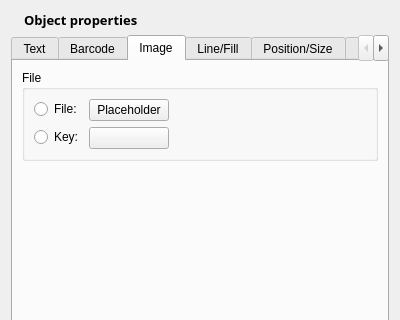
First picture: the form in glabels/ui/ObjectEditor.ui, repository jimevins/glabels-qt, before the edit; both pictures show x 0 to 400 and y 0 to 320 of the 400 by 853 pixel window.
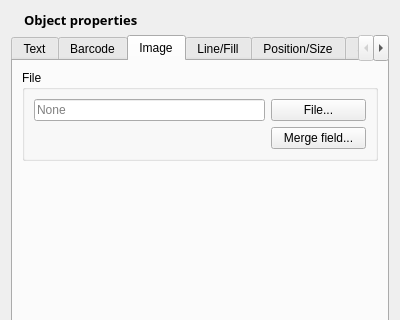
Second picture: the form after the edit. The open tabs and pages were chosen to show the change. Icons and pictures are not drawn. Custom widgets are drawn as their Qt base class.

Commit message: Added basic image object functionality.

```diff
--- a/glabels/ui/ObjectEditor.ui
+++ b/glabels/ui/ObjectEditor.ui
@@ -759,19 +759,6 @@
        <string>Image</string>
       </attribute>
       <layout class="QGridLayout" name="gridLayout_13">
-       <item row="1" column="0">
-        <spacer name="verticalSpacer_3">
-         <property name="orientation">
-          <enum>Qt::Vertical</enum>
-         </property>
-         <property name="sizeHint" stdset="0">
-          <size>
-           <width>20</width>
-           <height>646</height>
-          </size>
-         </property>
-        </spacer>
-       </item>
        <item row="0" column="0">
         <widget class="QGroupBox" name="groupBox_9">
          <property name="title">
@@ -780,52 +767,75 @@
          <layout class="QGridLayout" name="gridLayout_12">
           <item row="0" column="0">
            <layout class="QFormLayout" name="formLayout_8">
-            <item row="0" column="0">
-             <widget class="QRadioButton" name="imageFileRadio">
-              <property name="text">
-               <string>File:</string>
-              </property>
-             </widget>
-            </item>
-            <item row="0" column="1">
-             <widget class="QPushButton" name="pushButton_17">
-              <property name="text">
-               <string>Placeholder</string>
-              </property>
-             </widget>
-            </item>
-            <item row="1" column="0">
-             <widget class="QRadioButton" name="imageKeyRadio">
-              <property name="text">
-               <string>Key:</string>
-              </property>
-             </widget>
-            </item>
+            <property name="fieldGrowthPolicy">
+             <enum>QFormLayout::AllNonFixedFieldsGrow</enum>
+            </property>
             <item row="1" column="1">
-             <widget class="FieldButton" name="imageFieldButton">
+             <widget class="QPushButton" name="imageFileButton">
+              <property name="sizePolicy">
+               <sizepolicy hsizetype="Minimum" vsizetype="Fixed">
+                <horstretch>0</horstretch>
+                <verstretch>0</verstretch>
+               </sizepolicy>
+              </property>
               <property name="text">
-               <string/>
+               <string>File...</string>
+              </property>
+             </widget>
+            </item>
+            <item row="2" column="1">
+             <widget class="FieldButton" name="imageMergeFieldButton">
+              <property name="sizePolicy">
+               <sizepolicy hsizetype="Minimum" vsizetype="Fixed">
+                <horstretch>0</horstretch>
+                <verstretch>0</verstretch>
+               </sizepolicy>
+              </property>
+              <property name="text">
+               <string>Merge field...</string>
+              </property>
+             </widget>
+            </item>
+            <item row="1" column="0">
+             <widget class="QLineEdit" name="imageFilenameLineEdit">
+              <property name="sizePolicy">
+               <sizepolicy hsizetype="Expanding" vsizetype="Fixed">
+                <horstretch>0</horstretch>
+                <verstretch>0</verstretch>
+               </sizepolicy>
+              </property>
+              <property name="minimumSize">
+               <size>
+                <width>231</width>
+                <height>0</height>
+               </size>
+              </property>
+              <property name="readOnly">
+               <bool>true</bool>
+              </property>
+              <property name="placeholderText">
+               <string>None</string>
               </property>
              </widget>
             </item>
            </layout>
           </item>
-          <item row="0" column="1">
-           <spacer name="horizontalSpacer_3">
-            <property name="orientation">
-             <enum>Qt::Horizontal</enum>
-            </property>
-            <property name="sizeHint" stdset="0">
-             <size>
-              <width>40</width>
-              <height>20</height>
-             </size>
-            </property>
-           </spacer>
-          </item>
          </layout>
         </widget>
        </item>
+       <item row="2" column="0">
+        <spacer name="verticalSpacer_3">
+         <property name="orientation">
+          <enum>Qt::Vertical</enum>
+         </property>
+         <property name="sizeHint" stdset="0">
+          <size>
+           <width>20</width>
+           <height>646</height>
+          </size>
+         </property>
+        </spacer>
+       </item>
       </layout>
      </widget>
      <widget class="QWidget" name="lineFillPage">
```
Left out of the diff: 84 changed lines with no effect on the pictures. The commit also changes 11 other files.
